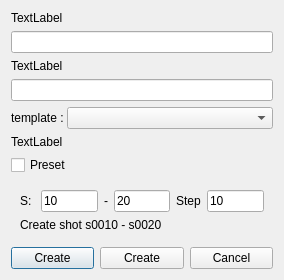
ChanonVilaiyuk/rf_file_manager, file fm_dialog_ui.ui: the form before one commit.
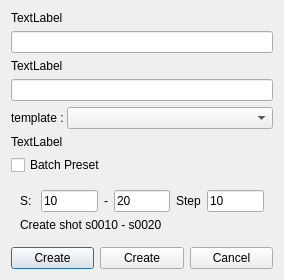
The form after the commit.

Commit message: add sequence batch creation

```diff
--- a/fm_dialog_ui.ui
+++ b/fm_dialog_ui.ui
@@ -76,7 +76,7 @@
    <item>
     <widget class="QCheckBox" name="preset_checkBox">
      <property name="text">
-      <string>Preset </string>
+      <string>Batch Preset </string>
      </property>
     </widget>
    </item>
```
The commit also changes 3 other files.
